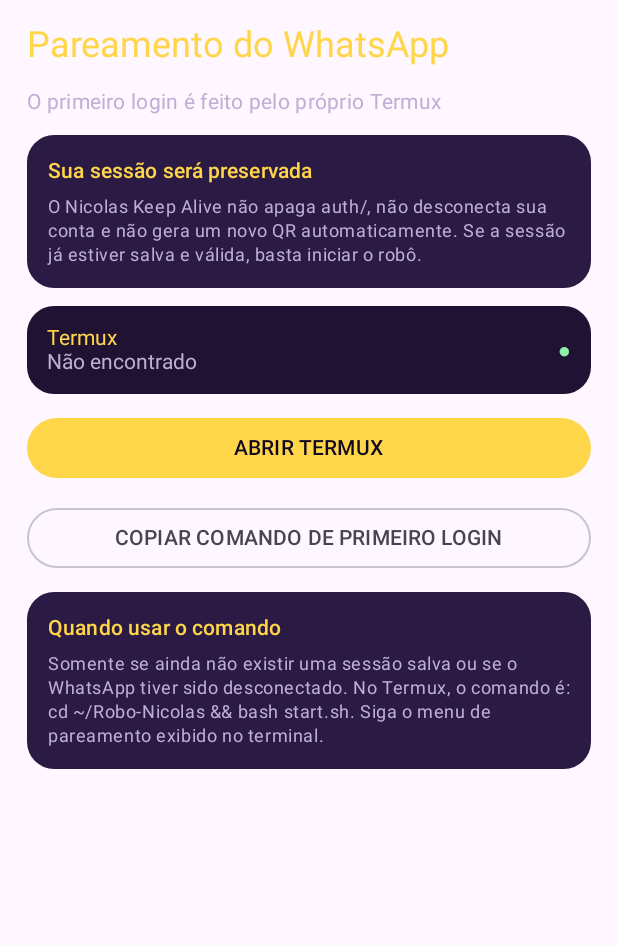
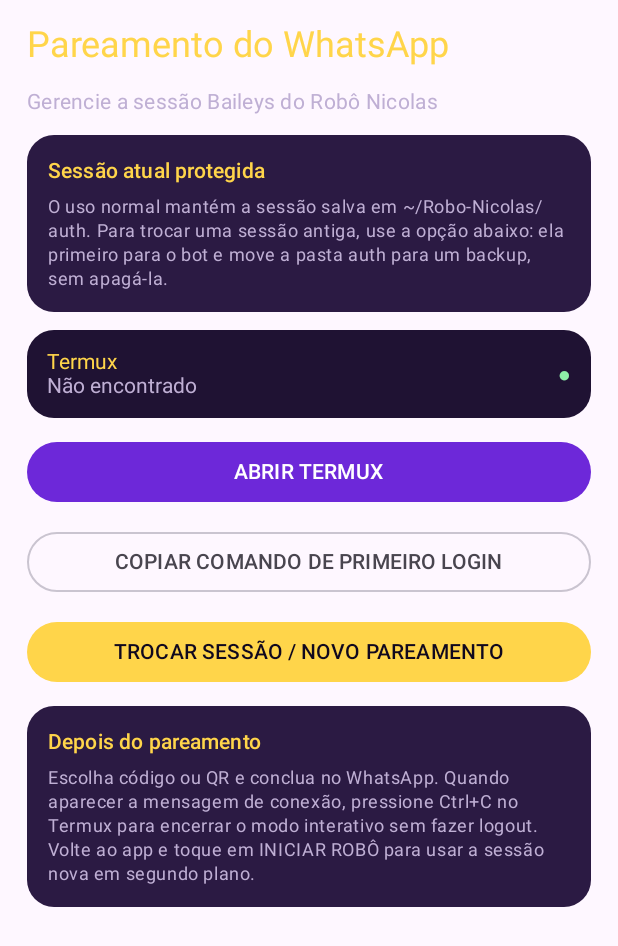
Before and after one commit to heyninja67-png/Starter-do-Nicolazinho, an Android app built with Jetpack Compose: the composable PairingPage shown on its own in the app's theme, on a phone screen of 412 x 824 dp. Shown: the top 946 px of the screen. Run offline under Robolectric (Android 15) with nearby library versions, the phone set to English and light mode, and no system bars; 1 statement that could not run was skipped.

Commit message:
Add safe new WhatsApp session flow in Pairing tab

```diff
--- a/app/src/main/java/com/nicolas/keepalive/MainActivity.kt
+++ b/app/src/main/java/com/nicolas/keepalive/MainActivity.kt
@@ -49,6 +49,7 @@ class MainActivity : ComponentActivity() {
                     onAction = ::runBotAction,
                     onCopySetup = ::copySetupCommand,
                     onCopyPairing = ::copyPairingCommand,
+                    onNewSession = ::startNewSession,
                     onOpenAppSettings = ::openAppSettings,
                     onOpenTermux = ::openTermux,
                     onOpenBatterySettings = ::openBatterySettings,
@@ -98,6 +99,17 @@ class MainActivity : ComponentActivity() {
         }
     }
 
+    private fun startNewSession() {
+        val started = TermuxBridge.startNewSession(this)
+        val prefs = getSharedPreferences(TermuxBridge.PREFS, Context.MODE_PRIVATE)
+        val message = prefs.getString(TermuxBridge.KEY_LAST_MESSAGE, "Não foi possível abrir o pareamento.")
+            ?: "Não foi possível abrir o pareamento."
+        Toast.makeText(
+            this,
+            if (started) "Terminal de pareamento aberto no Termux. Siga as instruções na tela." else message,
+            if (started) Toast.LENGTH_LONG else Toast.LENGTH_LONG
+        ).show()
+    }
     private fun copyText(label: String, value: String) {
         val clipboard = getSystemService(Context.CLIPBOARD_SERVICE) as ClipboardManager
         clipboard.setPrimaryClip(ClipData.newPlainText(label, value))
@@ -160,6 +172,7 @@ private fun NicolasKeepAliveApp(
     onAction: (BotAction) -> Unit,
     onCopySetup: () -> Unit,
     onCopyPairing: () -> Unit,
+    onNewSession: () -> Unit,
     onOpenAppSettings: () -> Unit,
     onOpenTermux: () -> Unit,
     onOpenBatterySettings: () -> Unit,
@@ -207,7 +220,7 @@ private fun NicolasKeepAliveApp(
                     )
                     1 -> BotPage(processRunning, whatsappConnected, lastMessage, lastOutput, onAction)
                     2 -> VersionsPage(onOpenRepository)
-                    3 -> PairingPage(termuxInstalled, onCopyPairing, onOpenTermux)
+                    3 -> PairingPage(termuxInstalled, onCopyPairing, onOpenTermux, onNewSession)
                     else -> SettingsPage(
                         autoRestart, termuxPermission,
                         onAutoRestartChange = {
@@ -406,28 +419,58 @@ private fun VersionsPage(onOpenRepository: () -> Unit) {
 }
 
 @Composable
-private fun PairingPage(termuxInstalled: Boolean, onCopyPairing: () -> Unit, onOpenTermux: () -> Unit) {
-    PageColumn("Pareamento do WhatsApp", "O primeiro login é feito pelo próprio Termux") {
+private fun PairingPage(
+    termuxInstalled: Boolean,
+    onCopyPairing: () -> Unit,
+    onOpenTermux: () -> Unit,
+    onNewSession: () -> Unit
+) {
+    var confirmNewSession by remember { mutableStateOf(false) }
+    PageColumn("Pareamento do WhatsApp", "Gerencie a sessão Baileys do Robô Nicolas") {
         InfoCard(
-            "Sua sessão será preservada",
-            "O Nicolas Keep Alive não apaga auth/, não desconecta sua conta e não gera um novo QR automaticamente. Se a sessão já estiver salva e válida, basta iniciar o robô."
+            "Sessão atual protegida",
+            "O uso normal mantém a sessão salva em ~/Robo-Nicolas/auth. Para trocar uma sessão antiga, use a opção abaixo: ela primeiro para o bot e move a pasta auth para um backup, sem apagá-la."
         )
         StatusCard("Termux", if (termuxInstalled) "Instalado" else "Não encontrado")
         Button(
             onClick = onOpenTermux,
             modifier = Modifier.fillMaxWidth(),
-            colors = ButtonDefaults.buttonColors(containerColor = Gold)
-        ) { Text("ABRIR TERMUX", color = Deep) }
+            colors = ButtonDefaults.buttonColors(containerColor = Purple)
+        ) { Text("ABRIR TERMUX") }
         OutlinedButton(onClick = onCopyPairing, modifier = Modifier.fillMaxWidth()) {
             Text("COPIAR COMANDO DE PRIMEIRO LOGIN")
         }
+        Button(
+            onClick = { confirmNewSession = true },
+            modifier = Modifier.fillMaxWidth(),
+            colors = ButtonDefaults.buttonColors(containerColor = Gold)
+        ) { Text("TROCAR SESSÃO / NOVO PAREAMENTO", color = Deep) }
         InfoCard(
-            "Quando usar o comando",
-            "Somente se ainda não existir uma sessão salva ou se o WhatsApp tiver sido desconectado. No Termux, o comando é: cd ~/Robo-Nicolas && bash start.sh. Siga o menu de pareamento exibido no terminal."
+            "Depois do pareamento",
+            "Escolha código ou QR e conclua no WhatsApp. Quando aparecer a mensagem de conexão, pressione Ctrl+C no Termux para encerrar o modo interativo sem fazer logout. Volte ao app e toque em INICIAR ROBÔ para usar a sessão nova em segundo plano."
         )
+        if (confirmNewSession) {
+            AlertDialog(
+                onDismissRequest = { confirmNewSession = false },
+                title = { Text("Criar uma sessão nova?") },
+                text = {
+                    Text(
+                        "O bot será parado e a pasta auth atual será renomeada para auth.backup-DATA-HORA. Nada será apagado. Depois, o Termux abrirá o pareamento do WhatsApp em um terminal interativo. Você precisa ter acesso ao WhatsApp para confirmar a nova conexão."
+                    )
+                },
+                confirmButton = {
+                    TextButton(onClick = {
+                        confirmNewSession = false
+                        onNewSession()
+                    }) { Text("FAZER BACKUP E CONTINUAR") }
+                },
+                dismissButton = {
+                    TextButton(onClick = { confirmNewSession = false }) { Text("CANCELAR") }
+                }
+            )
+        }
     }
 }
-
 @Composable
 private fun SettingsPage(
     autoRestart: Boolean,
```
